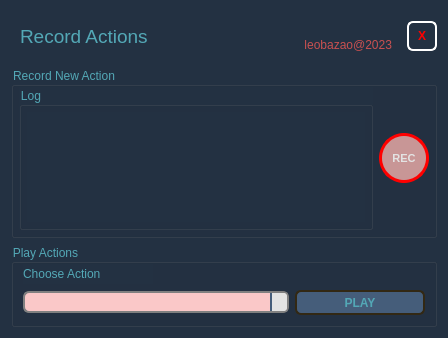
The window that harmony/birdoPack/ui/BD_RecordActions.ui (otmbneto/BirdoApp) describes before a commit, drawn with Qt 5.
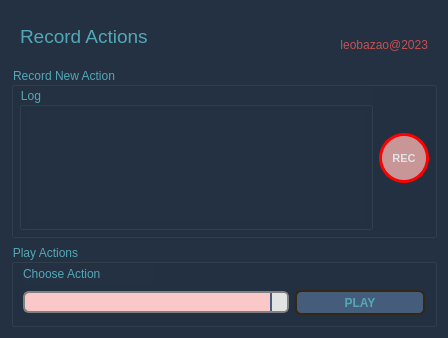
The same window after the commit.

```diff
--- a/harmony/birdoPack/ui/BD_RecordActions.ui
+++ b/harmony/birdoPack/ui/BD_RecordActions.ui
@@ -312,57 +312,6 @@
        </layout>
       </widget>
      </item>
-     <item>
-      <widget class="QPushButton" name="pushButtonClose">
-       <property name="minimumSize">
-        <size>
-         <width>30</width>
-         <height>30</height>
-        </size>
-       </property>
-       <property name="maximumSize">
-        <size>
-         <width>30</width>
-         <height>30</height>
-        </size>
-       </property>
-       <property name="font">
-        <font>
-         <weight>75</weight>
-         <bold>true</bold>
-        </font>
-       </property>
-       <property name="styleSheet">
-        <string notr="true">QPushButton {
-	color: red;
-    border: 2px solid white;
-    border-radius: 6px;
-	background-color: #233142;
-}
-
-QPushButton:pressed {
-	color: red;
-    background-color: black;
-}
-
-QPushButton:flat {
-    border: none; /* no border for a flat push button */
-}
-
-QPushButton:default {
-    border-color: navy; /* make the default button prominent */
-}
-
-QPushButton:hover{
-    border: 2px solid #05B8CC;
-    color: darkred;
-}</string>
-       </property>
-       <property name="text">
-        <string>X</string>
-       </property>
-      </widget>
-     </item>
     </layout>
    </item>
    <item>
```
